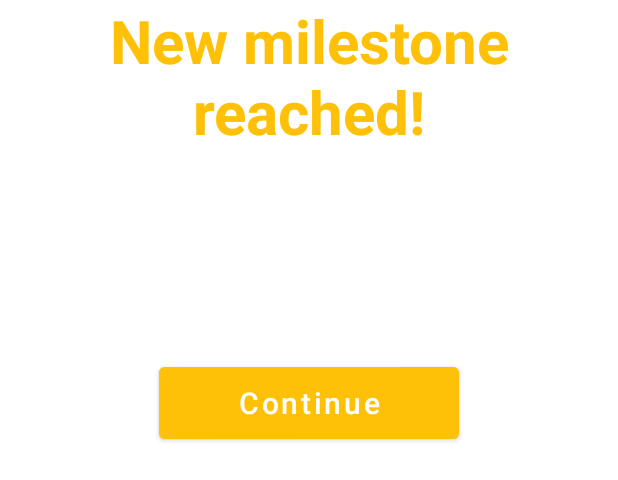
After one commit to NguyenKhoa-dev/PTUDDD_Game2048, an Android app: the layout dialog_achievement_layout.xml on its own in the app's theme, with its tools: preview values and no code run, on a phone screen of 412 x 824 dp. The commit adds this screen. Shown: the top 480 px of the screen. Run offline under Robolectric (Android 15) with nearby library versions, the phone set to English and light mode, and no system bars.

Commit message:
Update Feature

```diff
--- a/app/src/main/java/com/example/nhom10_laptrinhgame2048/OSoAdapter.java
+++ b/app/src/main/java/com/example/nhom10_laptrinhgame2048/OSoAdapter.java
@@ -15,11 +15,13 @@ import java.util.List;
 public class OSoAdapter extends ArrayAdapter<Integer> {
     private Context context;
     private ArrayList<Integer> arr;
+    private int soCot;
 
-    public OSoAdapter(@NonNull Context context, int resource, @NonNull List<Integer> objects) {
+    public OSoAdapter(@NonNull Context context, int resource, @NonNull List<Integer> objects, int soCot) {
         super(context, resource, objects);
         this.context = context;
         this.arr = new ArrayList<>(objects);
+        this.soCot = soCot;
     }
 
     @Override
@@ -38,7 +40,7 @@ public class OSoAdapter extends ArrayAdapter<Integer> {
 
         if (arr.size() > 0) {
             OVuong o = convertView.findViewById(R.id.txtOVuong);
-            o.TextFormat(arr.get(position));
+            o.TextFormat(arr.get(position), soCot);
         }
         return convertView;
     }
--- /dev/null
+++ b/app/src/main/res/layout/dialog_achievement_layout.xml
@@ -0,0 +1,40 @@
+<?xml version="1.0" encoding="utf-8"?>
+<LinearLayout xmlns:android="http://schemas.android.com/apk/res/android"
+    xmlns:tools="http://schemas.android.com/tools"
+    android:layout_width="match_parent"
+    android:layout_height="match_parent"
+    android:orientation="vertical">
+
+    <TextView
+        android:layout_width="match_parent"
+        android:layout_height="wrap_content"
+        android:text="@string/milestone"
+        android:textSize="40sp"
+        android:gravity="center"
+        android:textStyle="bold"
+        android:textColor="@color/light_brown"/>
+
+    <TextView
+        android:id="@+id/txtMaxPointAchievement"
+        android:layout_width="match_parent"
+        android:layout_height="wrap_content"
+        android:text=""
+        android:gravity="center"
+        android:layout_marginTop="30dp"
+        android:textSize="50sp"
+        android:textStyle="bold"
+        android:textColor="@color/yellow" />
+
+    <Button
+        android:id="@+id/btnContinue"
+        android:layout_gravity="center"
+        android:layout_width="200dp"
+        android:layout_height="60dp"
+        android:text="@string/btnContinue"
+        android:textAllCaps="false"
+        android:backgroundTint="@color/light_brown"
+        android:layout_marginTop="40dp"
+        android:textSize="20sp"
+        tools:targetApi="lollipop" />
+
+</LinearLayout>
--- a/app/src/main/res/values/colors.xml
+++ b/app/src/main/res/values/colors.xml
@@ -8,6 +8,7 @@
     <color name="black">#FF000000</color>
     <color name="white">#FFFFFFFF</color>
     <color name="brown">#c6a764</color>
+    <color name="light_brown">#FFC107</color>
     <color name="skin">#DC8558</color>
     <color name="yellow">#EDC501</color>
 
--- a/app/src/main/res/values/strings.xml
+++ b/app/src/main/res/values/strings.xml
@@ -7,5 +7,6 @@
     <string name="lyName">1911169_Võ Công Lý</string>
     <string name="longName">1911164_Võ Đình Hoàng Long</string>
     <string name="khoaName">1911158_Nguyễn Hoàng Đăng Khoa</string>
-
+    <string name="milestone">New milestone reached!</string>
+    <string name="btnContinue">Continue</string>
 </resources>
```
Also changed, not shown: app/src/main/java/com/example/nhom10_laptrinhgame2048/DataGame.java (+32 -2 lines), app/src/main/java/com/example/nhom10_laptrinhgame2048/MainActivity.java (+99 -10 lines), app/src/main/java/com/example/nhom10_laptrinhgame2048/OVuong.java (+4 -4 lines).
